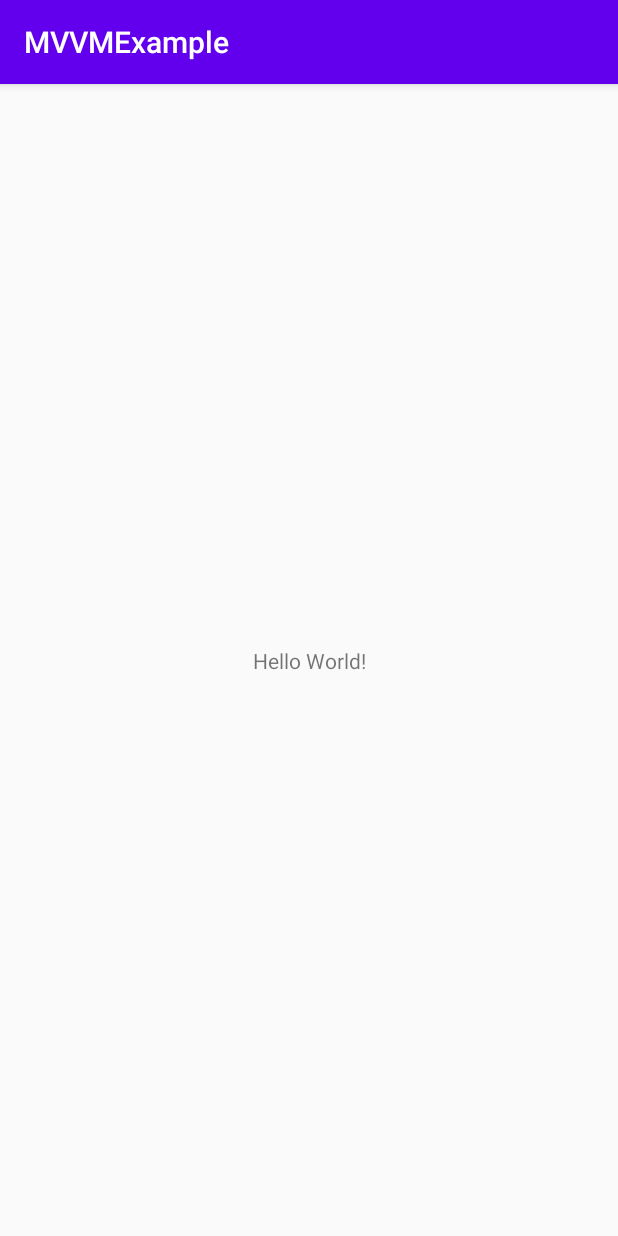
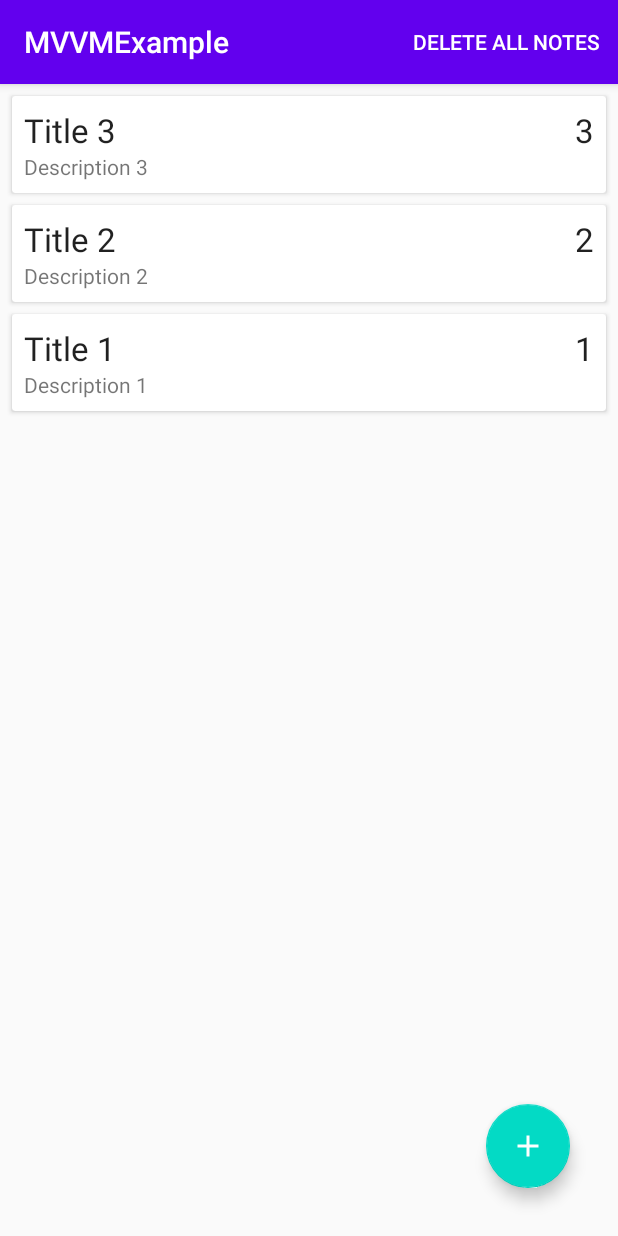
Before and after one commit to gasparrmg/MVVMExample, an Android app: the screen it shows after launch (MainActivity), on a phone screen of 412 x 824 dp. Run offline under Robolectric (Android 15) with nearby library versions, the phone set to English and light mode, and no system bars; our stand-ins replace Room's generated code.

Commit message:
end of project

```diff
--- a/app/src/main/AndroidManifest.xml
+++ b/app/src/main/AndroidManifest.xml
@@ -9,7 +9,10 @@
         android:roundIcon="@mipmap/ic_launcher_round"
         android:supportsRtl="true"
         android:theme="@style/AppTheme">
-        <activity android:name=".Activities.MainActivity">
+        <activity android:name=".Activities.AddEditNoteActivity"
+            android:parentActivityName=".Activities.MainActivity"></activity>
+        <activity android:name=".Activities.MainActivity"
+            android:launchMode="singleTop">
             <intent-filter>
                 <action android:name="android.intent.action.MAIN" />
 
--- a/app/src/main/java/com/android/mvvmexample/Activities/MainActivity.java
+++ b/app/src/main/java/com/android/mvvmexample/Activities/MainActivity.java
@@ -1,16 +1,149 @@
 package com.android.mvvmexample.Activities;
 
+import androidx.annotation.NonNull;
+import androidx.annotation.Nullable;
 import androidx.appcompat.app.AppCompatActivity;
+import androidx.lifecycle.Observer;
+import androidx.lifecycle.ViewModelProvider;
+import androidx.recyclerview.widget.ItemTouchHelper;
+import androidx.recyclerview.widget.LinearLayoutManager;
+import androidx.recyclerview.widget.RecyclerView;
 
+import android.content.Intent;
 import android.os.Bundle;
+import android.view.Menu;
+import android.view.MenuInflater;
+import android.view.MenuItem;
+import android.view.View;
+import android.widget.Toast;
 
 import com.android.mvvmexample.R;
+import com.google.android.material.floatingactionbutton.FloatingActionButton;
+
+import java.util.List;
 
 public class MainActivity extends AppCompatActivity {
+    public static final int ADD_NOTE_REQUEST = 1;
+    public static final int EDIT_NOTE_REQUEST = 2;
+
+    private NoteViewModel noteViewModel;
+
+    FloatingActionButton buttonAddNote;
 
     @Override
     protected void onCreate(Bundle savedInstanceState) {
         super.onCreate(savedInstanceState);
         setContentView(R.layout.activity_main);
+
+        buttonAddNote = findViewById(R.id.button_add_note);
+        buttonAddNote.setOnClickListener(new View.OnClickListener() {
+            @Override
+            public void onClick(View v) {
+                Intent intent = new Intent(MainActivity.this, AddEditNoteActivity.class);
+
+                //Para depois o method onActivityResult ser chamado
+                startActivityForResult(intent, ADD_NOTE_REQUEST);
+            }
+        });
+
+        RecyclerView recyclerView = findViewById(R.id.recycler_view);
+        recyclerView.setLayoutManager(new LinearLayoutManager(this));
+        recyclerView.setHasFixedSize(true);
+
+        final NoteAdapter adapter = new NoteAdapter();
+        recyclerView.setAdapter(adapter);
+
+        noteViewModel = new ViewModelProvider(this, ViewModelProvider.AndroidViewModelFactory.getInstance(this.getApplication())).get(NoteViewModel.class);
+        noteViewModel.getAllNotes().observe(this, new Observer<List<Note>>() {
+            @Override
+            public void onChanged(List<Note> notes) {
+                //update RecyclerView
+                Toast.makeText(MainActivity.this, "onChanged", Toast.LENGTH_SHORT).show();
+                adapter.submitList(notes);
+            }
+        });
+
+        new ItemTouchHelper(new ItemTouchHelper.SimpleCallback(0, ItemTouchHelper.LEFT | ItemTouchHelper.RIGHT) {
+            @Override
+            public boolean onMove(@NonNull RecyclerView recyclerView, @NonNull RecyclerView.ViewHolder viewHolder, @NonNull RecyclerView.ViewHolder target) {
+                return false;
+            }
+
+            @Override
+            public void onSwiped(@NonNull RecyclerView.ViewHolder viewHolder, int direction) {
+                noteViewModel.delete(adapter.getNoteAt(viewHolder.getAdapterPosition()));
+                Toast.makeText(MainActivity.this, "Note deleted", Toast.LENGTH_SHORT).show();
+            }
+        }).attachToRecyclerView(recyclerView);
+
+        adapter.setOnItemClickListener(new NoteAdapter.OnItemClickListener() {
+            @Override
+            public void onItemClick(Note note) {
+                Intent intent = new Intent(MainActivity.this, AddEditNoteActivity.class);
+
+                intent.putExtra(AddEditNoteActivity.EXTRA_ID, note.getId());
+                intent.putExtra(AddEditNoteActivity.EXTRA_TITLE, note.getTitle());
+                intent.putExtra(AddEditNoteActivity.EXTRA_DESCRIPTION, note.getDescription());
+                intent.putExtra(AddEditNoteActivity.EXTRA_PRIORITY, note.getPriority());
+
+                startActivityForResult(intent, EDIT_NOTE_REQUEST);
+            }
+        });
+    }
+
+    @Override
+    public boolean onCreateOptionsMenu(Menu menu) {
+        //To get the Save icon on the top right
+        MenuInflater menuInflater = getMenuInflater();
+        menuInflater.inflate(R.menu.main_menu, menu);
+        return true;
+    }
+
+    @Override
+    public boolean onOptionsItemSelected(@NonNull MenuItem item) {
+        switch (item.getItemId()) {
+            case R.id.delete_all_notes:
+                noteViewModel.deleteAllNotes();
+                Toast.makeText(this, "All notes deleted", Toast.LENGTH_SHORT).show();
+                return true;
+            default:
+                return super.onOptionsItemSelected(item);
+        }
+    }
+
+    @Override
+    protected void onActivityResult(int requestCode, int resultCode, @Nullable Intent data) {
+        super.onActivityResult(requestCode, resultCode, data);
+
+        //Check if this is really the "trade" that we want
+        if (requestCode == ADD_NOTE_REQUEST && resultCode == RESULT_OK) {
+            String title = data.getStringExtra(AddEditNoteActivity.EXTRA_TITLE);
+            String description = data.getStringExtra(AddEditNoteActivity.EXTRA_DESCRIPTION);
+            int priority = data.getIntExtra(AddEditNoteActivity.EXTRA_PRIORITY, 1);
+
+            Note note = new Note(title, description, priority);
+            noteViewModel.insert(note);
+
+            Toast.makeText(this, "Note saved", Toast.LENGTH_SHORT).show();
+        } else if (requestCode == EDIT_NOTE_REQUEST && resultCode == RESULT_OK) {
+            int id = data.getIntExtra(AddEditNoteActivity.EXTRA_ID, -1);
+
+            if (id == -1) {
+                Toast.makeText(this, "Note can't be updated", Toast.LENGTH_SHORT).show();
+                return;
+            }
+
+            String title = data.getStringExtra(AddEditNoteActivity.EXTRA_TITLE);
+            String description = data.getStringExtra(AddEditNoteActivity.EXTRA_DESCRIPTION);
+            int priority = data.getIntExtra(AddEditNoteActivity.EXTRA_PRIORITY, 1);
+
+            Note note = new Note(title, description, priority);
+            note.setId(id);
+            noteViewModel.update(note);
+
+            Toast.makeText(this, "Note updated", Toast.LENGTH_SHORT).show();
+        } else {
+            Toast.makeText(this, "Node not saved", Toast.LENGTH_SHORT).show();
+        }
     }
 }
--- /dev/null
+++ b/app/src/main/java/com/android/mvvmexample/Activities/NoteAdapter.java
@@ -0,0 +1,96 @@
+package com.android.mvvmexample.Activities;
+
+import android.view.LayoutInflater;
+import android.view.View;
+import android.view.ViewGroup;
+import android.widget.TextView;
+
+import androidx.annotation.NonNull;
+import androidx.recyclerview.widget.DiffUtil;
+import androidx.recyclerview.widget.ListAdapter;
+import androidx.recyclerview.widget.RecyclerView;
+
+import com.android.mvvmexample.R;
+
+import java.util.ArrayList;
+import java.util.List;
+
+public class NoteAdapter extends ListAdapter<Note, NoteAdapter.NoteHolder> {
+
+    //private List<Note> notes = new ArrayList<>();
+
+    private OnItemClickListener listener;
+
+    public NoteAdapter() {
+        super(DIFF_CALLBACK);
+    }
+
+    private static final DiffUtil.ItemCallback<Note> DIFF_CALLBACK = new DiffUtil.ItemCallback<Note>() {
+        @Override
+        public boolean areItemsTheSame(@NonNull Note oldItem, @NonNull Note newItem) {
+            return oldItem.getId() == newItem.getId();
+        }
+
+        @Override
+        public boolean areContentsTheSame(@NonNull Note oldItem, @NonNull Note newItem) {
+            return oldItem.getTitle().equals(newItem.getTitle()) &&
+                    oldItem.getDescription().equals(newItem.getDescription()) &&
+                    oldItem.getPriority() == newItem.getPriority();
+        }
+    };
+
+    @NonNull
+    @Override
+    public NoteHolder onCreateViewHolder(@NonNull ViewGroup parent, int viewType) {
+        View itemView = LayoutInflater.from(parent.getContext())
+                .inflate(R.layout.note_item, parent, false);
+        return new NoteHolder(itemView);
+    }
+
+    @Override
+    public void onBindViewHolder(@NonNull NoteHolder holder, int position) {
+        //Where we get the data to the views
+        Note currentNote = getItem(position);
+
+        holder.textViewTitle.setText(currentNote.getTitle());
+        holder.textViewDescription.setText(currentNote.getDescription());
+        holder.textViewPriority.setText(String.valueOf(currentNote.getPriority()));
+    }
+
+    public Note getNoteAt(int position) {
+        return getItem(position);
+    }
+
+    class NoteHolder extends RecyclerView.ViewHolder {
+        private TextView textViewTitle;
+        private TextView textViewDescription;
+        private TextView textViewPriority;
+
+        public NoteHolder(@NonNull final View itemView) {
+            super(itemView);
+
+            textViewTitle = itemView.findViewById(R.id.text_view_title);
+            textViewDescription = itemView.findViewById(R.id.text_view_description);
+            textViewPriority = itemView.findViewById(R.id.text_view_priority);
+
+            itemView.setOnClickListener(new View.OnClickListener() {
+                @Override
+                public void onClick(View v) {
+                    int position = getAdapterPosition();
+
+                    if (listener != null && position != RecyclerView.NO_POSITION) {
+                        listener.onItemClick(getItem(position));
+                    }
+                }
+            });
+        }
+    }
+
+    public interface OnItemClickListener {
+        void onItemClick(Note note);
+    }
+
+    public void setOnItemClickListener(OnItemClickListener listener) {
+        this.listener = listener;
+    }
+}
--- a/app/src/main/java/com/android/mvvmexample/Activities/NoteDao.java
+++ b/app/src/main/java/com/android/mvvmexample/Activities/NoteDao.java
@@ -11,7 +11,6 @@ import java.util.List;
 
 @Dao
 public interface NoteDao {
-
     @Insert
     void insert(Note note);
 
--- /dev/null
+++ b/app/src/main/java/com/android/mvvmexample/Activities/NoteViewModel.java
@@ -0,0 +1,41 @@
+package com.android.mvvmexample.Activities;
+
+import android.app.Application;
+
+import androidx.annotation.NonNull;
+import androidx.lifecycle.AndroidViewModel;
+import androidx.lifecycle.LiveData;
+
+import java.util.List;
+
+public class NoteViewModel extends AndroidViewModel {
+    private NoteRepository repository;
+    private LiveData<List<Note>> allNotes;
+
+    public NoteViewModel(@NonNull Application application) {
+        super(application);
+
+        repository = new NoteRepository(application);
+        allNotes = repository.getAllNotes();
+    }
+
+    public void insert(Note note) {
+        repository.insert(note);
+    }
+
+    public void update(Note note) {
+        repository.update(note);
+    }
+
+    public void delete(Note note) {
+        repository.delete(note);
+    }
+
+    public void deleteAllNotes() {
+        repository.deleteAllNotes();
+    }
+
+    public LiveData<List<Note>> getAllNotes() {
+        return allNotes;
+    }
+}
--- /dev/null
+++ b/app/src/main/res/drawable/ic_add.xml
@@ -0,0 +1,5 @@
+<vector android:height="24dp" android:tint="#FFFFFF"
+    android:viewportHeight="24" android:viewportWidth="24"
+    android:width="24dp" xmlns:android="http://schemas.android.com/apk/res/android">
+    <path android:fillColor="@android:color/white" android:pathData="M19,13h-6v6h-2v-6H5v-2h6V5h2v6h6v2z"/>
+</vector>
--- /dev/null
+++ b/app/src/main/res/drawable/ic_close.xml
@@ -0,0 +1,5 @@
+<vector android:height="24dp" android:tint="#FFFFFF"
+    android:viewportHeight="24" android:viewportWidth="24"
+    android:width="24dp" xmlns:android="http://schemas.android.com/apk/res/android">
+    <path android:fillColor="@android:color/white" android:pathData="M19,6.41L17.59,5 12,10.59 6.41,5 5,6.41 10.59,12 5,17.59 6.41,19 12,13.41 17.59,19 19,17.59 13.41,12z"/>
+</vector>
--- /dev/null
+++ b/app/src/main/res/drawable/ic_save.xml
@@ -0,0 +1,5 @@
+<vector android:height="24dp" android:tint="#FFFFFF"
+    android:viewportHeight="24" android:viewportWidth="24"
+    android:width="24dp" xmlns:android="http://schemas.android.com/apk/res/android">
+    <path android:fillColor="@android:color/white" android:pathData="M17,3L5,3c-1.11,0 -2,0.9 -2,2v14c0,1.1 0.89,2 2,2h14c1.1,0 2,-0.9 2,-2L21,7l-4,-4zM12,19c-1.66,0 -3,-1.34 -3,-3s1.34,-3 3,-3 3,1.34 3,3 -1.34,3 -3,3zM15,9L5,9L5,5h10v4z"/>
+</vector>
--- a/app/src/main/res/layout/activity_main.xml
+++ b/app/src/main/res/layout/activity_main.xml
@@ -1,18 +1,23 @@
 <?xml version="1.0" encoding="utf-8"?>
-<androidx.constraintlayout.widget.ConstraintLayout xmlns:android="http://schemas.android.com/apk/res/android"
+<androidx.coordinatorlayout.widget.CoordinatorLayout xmlns:android="http://schemas.android.com/apk/res/android"
     xmlns:app="http://schemas.android.com/apk/res-auto"
     xmlns:tools="http://schemas.android.com/tools"
     android:layout_width="match_parent"
     android:layout_height="match_parent"
     tools:context=".Activities.MainActivity">
 
-    <TextView
+    <androidx.recyclerview.widget.RecyclerView
+        android:id="@+id/recycler_view"
+        android:layout_width="match_parent"
+        android:layout_height="match_parent"
+        tools:listitem="@layout/note_item"/>
+
+    <com.google.android.material.floatingactionbutton.FloatingActionButton
+        android:id="@+id/button_add_note"
         android:layout_width="wrap_content"
         android:layout_height="wrap_content"
-        android:text="Hello World!"
-        app:layout_constraintBottom_toBottomOf="parent"
-        app:layout_constraintLeft_toLeftOf="parent"
-        app:layout_constraintRight_toRightOf="parent"
-        app:layout_constraintTop_toTopOf="parent" />
+        android:src="@drawable/ic_add"
+        android:layout_gravity="bottom|end"
+        android:layout_margin="32dp"/>
 
-</androidx.constraintlayout.widget.ConstraintLayout>
+</androidx.coordinatorlayout.widget.CoordinatorLayout>
--- /dev/null
+++ b/app/src/main/res/layout/note_item.xml
@@ -0,0 +1,38 @@
+<?xml version="1.0" encoding="utf-8"?>
+<androidx.cardview.widget.CardView xmlns:android="http://schemas.android.com/apk/res/android"
+    android:layout_width="match_parent" android:layout_height="wrap_content"
+    android:layout_marginEnd="8dp"
+    android:layout_marginStart="8dp"
+    android:layout_marginTop="8dp">
+
+    <RelativeLayout
+        android:layout_width="wrap_content"
+        android:layout_height="wrap_content"
+        android:padding="8dp">
+        <TextView
+            android:id="@+id/text_view_priority"
+            android:layout_width="wrap_content"
+            android:layout_height="wrap_content"
+            android:layout_alignParentEnd="true"
+            android:text="1"
+            android:textAppearance="@style/TextAppearance.AppCompat.Large"/>
+
+        <TextView
+            android:id="@+id/text_view_title"
+            android:layout_width="wrap_content"
+            android:layout_height="wrap_content"
+            android:text="Title"
+            android:textAppearance="@style/TextAppearance.AppCompat.Large"
+            android:maxLines="1"
+            android:layout_toStartOf="@id/text_view_priority"
+            android:layout_alignParentStart="true"
+            android:ellipsize="end"/>
+
+        <TextView
+            android:id="@+id/text_view_description"
+            android:layout_width="wrap_content"
+            android:layout_height="wrap_content"
+            android:layout_below="@+id/text_view_title"
+            android:text="Description"/>
+    </RelativeLayout>
+</androidx.cardview.widget.CardView>
--- /dev/null
+++ b/app/src/main/res/menu/main_menu.xml
@@ -0,0 +1,8 @@
+<?xml version="1.0" encoding="utf-8"?>
+<menu xmlns:android="http://schemas.android.com/apk/res/android"
+    xmlns:app="http://schemas.android.com/apk/res-auto">
+    <item
+        android:id="@+id/delete_all_notes"
+        android:title="Delete all notes"
+        app:showAsAction="always"/>
+</menu>
```
Also changed, not shown: app/src/main/java/com/android/mvvmexample/Activities/AddEditNoteActivity.java (added, +97 -0 lines), app/src/main/res/layout/activity_add_note.xml (added, +38 -0 lines), app/src/main/res/menu/add_note_menu.xml (added, +9 -0 lines).
